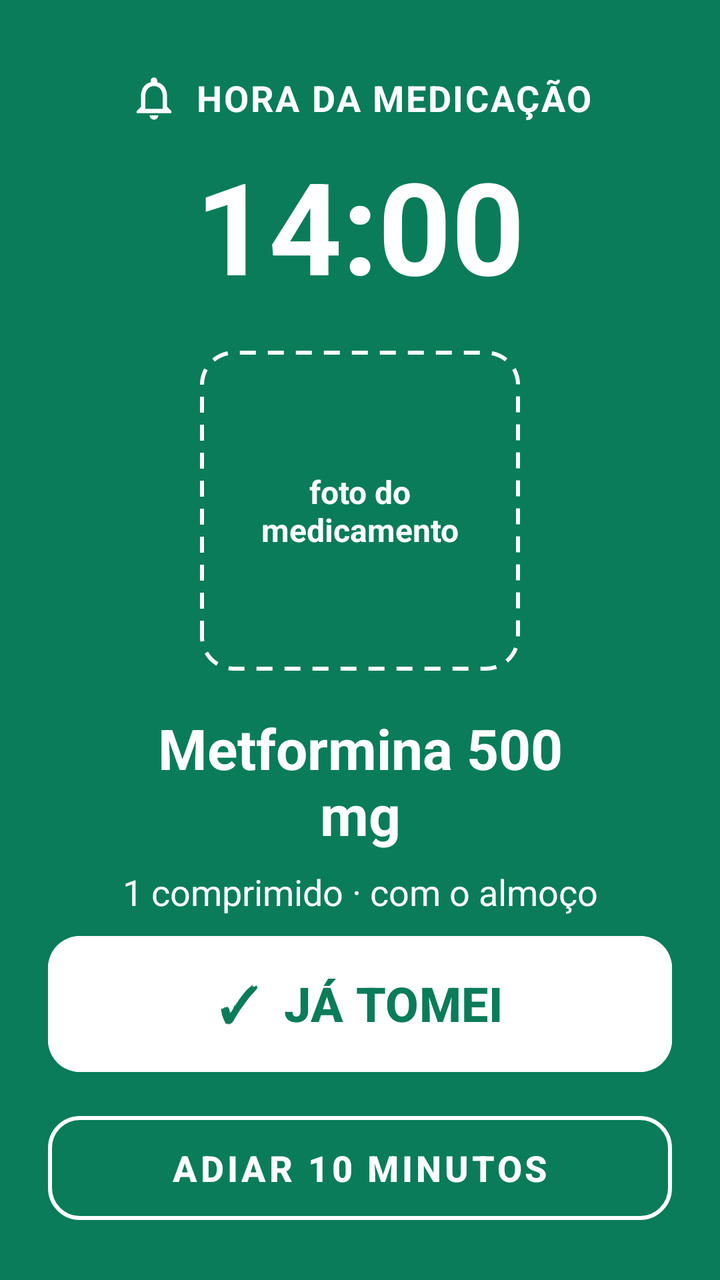
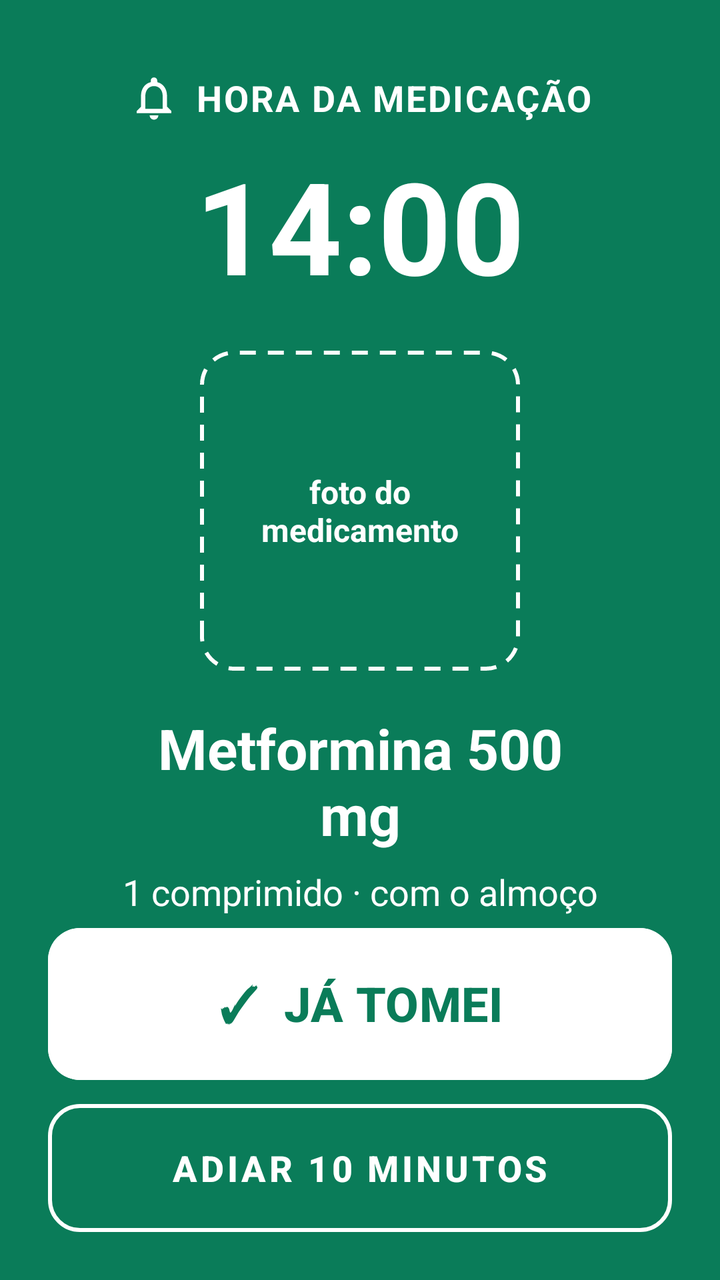

The first picture is an Android layout as it rendered before a commit; the second is the same layout after the commit. The layout source and the unified diff follow.
<!-- AndroidManifest.xml: application theme Theme.Vital -->
<!-- res/layout/activity_alerta_alarme.xml -->
<?xml version="1.0" encoding="utf-8"?>
<androidx.constraintlayout.widget.ConstraintLayout
    xmlns:android="http://schemas.android.com/apk/res/android"
    xmlns:app="http://schemas.android.com/apk/res-auto"
    android:layout_width="match_parent"
    android:layout_height="match_parent"
    android:background="@color/vital_green"
    android:padding="@dimen/margin_large">

    
    <LinearLayout
        android:id="@+id/layoutHeaderAlerta"
        android:layout_width="wrap_content"
        android:layout_height="wrap_content"
        android:layout_marginTop="12dp"
        android:gravity="center_vertical"
        android:orientation="horizontal"
        app:layout_constraintEnd_toEndOf="parent"
        app:layout_constraintStart_toStartOf="parent"
        app:layout_constraintTop_toTopOf="parent">

        <ImageView
            android:layout_width="26dp"
            android:layout_height="26dp"
            android:layout_marginEnd="8dp"
            android:contentDescription="Alarme"
            android:src="@drawable/ic_bell"
            app:tint="@color/white" />

        <TextView
            android:id="@+id/tvTituloAlerta"
            android:layout_width="wrap_content"
            android:layout_height="wrap_content"
            android:letterSpacing="0.05"
            android:text="HORA DA MEDICAÇÃO"
            android:textColor="@color/white"
            android:textSize="18sp"
            android:textStyle="bold" />
    </LinearLayout>

    
    <TextView
        android:id="@+id/tvAlertaHora"
        android:layout_width="wrap_content"
        android:layout_height="wrap_content"
        android:layout_marginTop="8dp"
        android:text="14:00"
        android:textColor="@color/white"
        android:textSize="64sp"
        android:textStyle="bold"
        app:layout_constraintEnd_toEndOf="parent"
        app:layout_constraintStart_toStartOf="parent"
        app:layout_constraintTop_toBottomOf="@+id/layoutHeaderAlerta" />

    
    <TextView
        android:id="@+id/tvFotoMedicamentoAlerta"
        android:layout_width="160dp"
        android:layout_height="160dp"
        android:layout_marginTop="20dp"
        android:background="@drawable/bg_foto_placeholder_white"
        android:gravity="center"
        android:padding="16dp"
        android:text="foto do\nmedicamento"
        android:textColor="@color/white"
        android:textSize="16sp"
        android:textStyle="bold"
        app:layout_constraintEnd_toEndOf="parent"
        app:layout_constraintStart_toStartOf="parent"
        app:layout_constraintTop_toBottomOf="@+id/tvAlertaHora" />

    
    <TextView
        android:id="@+id/tvAlertaNomeMed"
        android:layout_width="0dp"
        android:layout_height="wrap_content"
        android:layout_marginTop="20dp"
        android:gravity="center"
        android:text="Metformina 500\nmg"
        android:textColor="@color/white"
        android:textSize="28sp"
        android:textStyle="bold"
        app:layout_constraintEnd_toEndOf="parent"
        app:layout_constraintStart_toStartOf="parent"
        app:layout_constraintTop_toBottomOf="@+id/tvFotoMedicamentoAlerta" />

    
    <TextView
        android:id="@+id/tvAlertaDoseMed"
        android:layout_width="0dp"
        android:layout_height="wrap_content"
        android:layout_marginTop="8dp"
        android:gravity="center"
        android:text="1 comprimido · com o almoço"
        android:textColor="@color/white"
        android:textSize="18sp"
        app:layout_constraintEnd_toEndOf="parent"
        app:layout_constraintStart_toStartOf="parent"
        app:layout_constraintTop_toBottomOf="@+id/tvAlertaNomeMed" />

    
    <com.google.android.material.button.MaterialButton
        android:id="@+id/btnConfirmarToma"
        android:layout_width="0dp"
        android:layout_height="76dp"
        android:layout_marginBottom="12dp"
        android:backgroundTint="@color/white"
        android:text="✓  JÁ TOMEI"
        android:textColor="@color/vital_green"
        android:textSize="24sp"
        android:textStyle="bold"
        app:cornerRadius="16dp"
        app:layout_constraintBottom_toTopOf="@+id/btnAdiarToma"
        app:layout_constraintEnd_toEndOf="parent"
        app:layout_constraintStart_toStartOf="parent" />

    
    <com.google.android.material.button.MaterialButton
        android:id="@+id/btnAdiarToma"
        style="@style/Widget.MaterialComponents.Button.OutlinedButton"
        android:layout_width="0dp"
        android:layout_height="64dp"
        android:text="ADIAR 10 MINUTOS"
        android:textColor="@color/white"
        android:textSize="18sp"
        android:textStyle="bold"
        app:cornerRadius="16dp"
        app:strokeColor="@color/white"
        app:strokeWidth="2dp"
        app:layout_constraintBottom_toBottomOf="parent"
        app:layout_constraintEnd_toEndOf="parent"
        app:layout_constraintStart_toStartOf="parent" />

</androidx.constraintlayout.widget.ConstraintLayout>
<!-- resources referenced by this layout -->
<resources>
  <color name="vital_green">#0A7C59</color>
  <color name="white">#FFFFFF</color>
  <dimen name="margin_large">24dp</dimen>
  <!-- drawable bg_foto_placeholder_white (drawable) -->
  <?xml version="1.0" encoding="utf-8"?>
  <shape xmlns:android="http://schemas.android.com/apk/res/android"
      android:shape="rectangle">
      <solid android:color="@android:color/transparent" />
      <corners android:radius="16dp" />
      <stroke
          android:width="2dp"
          android:color="@color/white"
          android:dashWidth="8dp"
          android:dashGap="6dp" />
  </shape>
  <!-- drawable ic_bell (drawable) -->
  <vector xmlns:android="http://schemas.android.com/apk/res/android"
      android:width="24dp"
      android:height="24dp"
      android:viewportWidth="24"
      android:viewportHeight="24">
    <path
        android:fillColor="#FF000000"
        android:pathData="M12,22c1.1,0 2,-0.9 2,-2h-4c0,1.1 0.9,2 2,2zM18,16v-5c0,-3.07 -1.63,-5.64 -4.5,-6.32V4c0,-0.83 -0.67,-1.5 -1.5,-1.5s-1.5,0.67 -1.5,1.5v0.68C7.64,5.36 6,7.92 6,11v5l-2,2v1h16v-1l-2,-2zM16,17H8v-6c0,-2.48 1.51,-4.5 4,-4.5s4,2.02 4,4.5v6z"/>
  </vector>
  <style name="Theme.Vital" parent="Base.Theme.Vital" />
  <style name="Base.Theme.Vital" parent="Theme.Material3.DayNight.NoActionBar">
          
          
      </style>
</resources>

<!-- the commit's change to res/layout/activity_alerta_alarme.xml (unified diff, before → after) -->
@@ -102,6 +102,8 @@
     <com.google.android.material.button.MaterialButton
         android:id="@+id/btnConfirmarToma"
         android:layout_width="0dp"
+        android:insetTop="0dp"
+        android:insetBottom="0dp"
         android:layout_height="76dp"
         android:layout_marginBottom="12dp"
         android:backgroundTint="@color/white"
@@ -119,6 +121,8 @@
         android:id="@+id/btnAdiarToma"
         style="@style/Widget.MaterialComponents.Button.OutlinedButton"
         android:layout_width="0dp"
+        android:insetTop="0dp"
+        android:insetBottom="0dp"
         android:layout_height="64dp"
         android:text="ADIAR 10 MINUTOS"
         android:textColor="@color/white"
